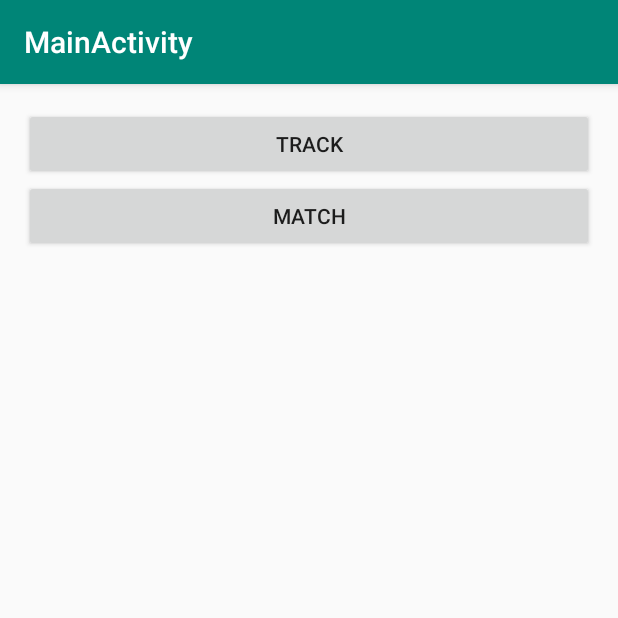
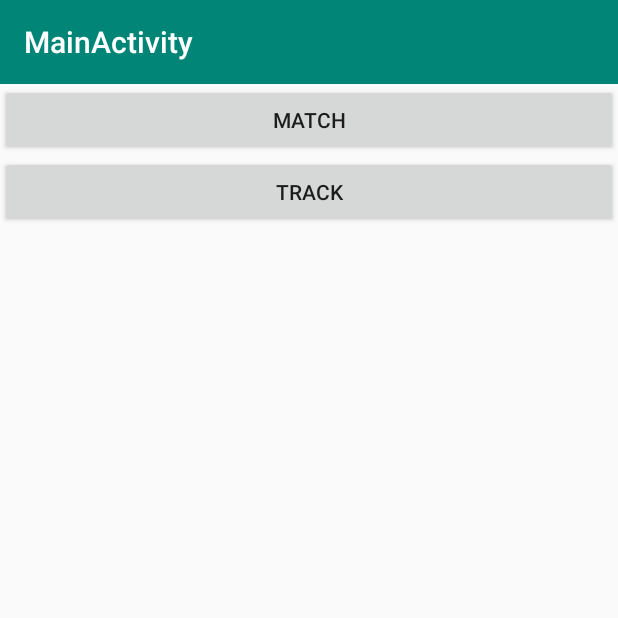
Before and after one commit to adzerk/audience-android-sdk, an Android app: the screen it shows after launch (MainActivity), on a phone screen of 412 x 824 dp, the top half of it. Run offline under Robolectric (Android 15) with nearby library versions, the light colour scheme and no system bars; 1 statement that could not run was skipped.

Commit message:
Migrate to AndroidX

```diff
--- a/velocidi-sample/src/main/java/com/velocidi/sampleapp/MainActivity.kt
+++ b/velocidi-sample/src/main/java/com/velocidi/sampleapp/MainActivity.kt
@@ -1,8 +1,8 @@
 package com.velocidi.sampleapp
 
 import android.os.Bundle
-import android.support.v7.app.AppCompatActivity
 import android.widget.Button
+import androidx.appcompat.app.AppCompatActivity
 import com.velocidi.UserId
 import com.velocidi.Velocidi
 import com.velocidi.events.PageView
--- a/velocidi-sample/src/main/res/layout/activity_main.xml
+++ b/velocidi-sample/src/main/res/layout/activity_main.xml
@@ -1,5 +1,5 @@
 <?xml version="1.0" encoding="utf-8"?>
-<android.support.design.widget.CoordinatorLayout
+<androidx.constraintlayout.widget.ConstraintLayout
         xmlns:android="http://schemas.android.com/apk/res/android"
         xmlns:app="http://schemas.android.com/apk/res-auto"
         xmlns:tools="http://schemas.android.com/tools"
@@ -7,43 +7,32 @@
         android:layout_height="match_parent"
         tools:context=".MainActivity">
 
-    <android.support.design.widget.AppBarLayout
-            android:layout_height="wrap_content"
+    <LinearLayout
             android:layout_width="match_parent"
-            android:theme="@style/AppTheme.AppBarOverlay">
+            android:layout_height="match_parent"
+            android:orientation="vertical"
+            tools:layout_editor_absoluteX="16dp"
+            tools:layout_editor_absoluteY="16dp">
 
-        <android.support.v7.widget.Toolbar
+        <androidx.appcompat.widget.Toolbar
                 android:id="@+id/toolbar"
                 android:layout_width="match_parent"
-                android:layout_height="?attr/actionBarSize"
+                android:layout_height="56dp"
                 android:background="?attr/colorPrimary"
-                app:popupTheme="@style/AppTheme.PopupOverlay"/>
+                android:minHeight="?attr/actionBarSize"
+                android:theme="?attr/actionBarTheme" />
 
-    </android.support.design.widget.AppBarLayout>
+        <Button
+                android:id="@+id/match_button"
+                android:layout_width="match_parent"
+                android:layout_height="wrap_content"
+                android:text="Match" />
 
-    <android.support.constraint.ConstraintLayout
-            android:layout_width="match_parent"
-            android:layout_height="match_parent"
-            app:layout_behavior="@string/appbar_scrolling_view_behavior"
-            tools:showIn="@layout/activity_main"
-            tools:context=".MainActivity" android:layout_margin="16dp">
-        <LinearLayout
-                android:orientation="vertical"
+        <Button
+                android:id="@+id/track_button"
                 android:layout_width="match_parent"
-                android:layout_height="match_parent" app:layout_constraintTop_toTopOf="parent"
-                app:layout_constraintStart_toStartOf="parent"
-                app:layout_constraintEnd_toEndOf="parent"
-                app:layout_constraintBottom_toBottomOf="parent"
-        >
-            <Button
-                    android:text="Track"
-                    android:layout_width="match_parent"
-                    android:layout_height="wrap_content" android:id="@+id/track_button"/>
-            <Button
-                    android:text="Match"
-                    android:layout_width="match_parent"
-                    android:layout_height="wrap_content" android:id="@+id/match_button"/>
-        </LinearLayout>
-    </android.support.constraint.ConstraintLayout>
+                android:layout_height="wrap_content"
+                android:text="Track" />
+    </LinearLayout>
 
-</android.support.design.widget.CoordinatorLayout>
+</androidx.constraintlayout.widget.ConstraintLayout>
--- a/velocidi-sdk/build.gradle
+++ b/velocidi-sdk/build.gradle
@@ -1,8 +1,6 @@
 apply plugin: 'com.android.library'
 
 apply plugin: 'kotlin-android'
-
-apply plugin: 'kotlin-android-extensions'
 
 apply plugin: 'jacoco'
 
```
Also changed, not shown: velocidi-sample/build.gradle (+3 -11 lines), 2 other files.
